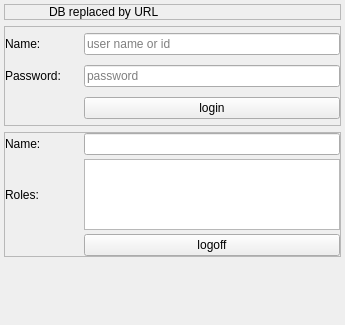
swift-project/pilotclient, file src/blackgui/components/dblogincomponent.ui: the form before one commit.
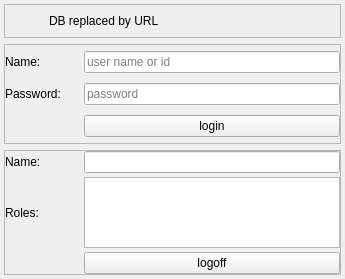
The form after the commit. Icons and pictures are not drawn.

Commit message: Mapping tool settings layout

What changed in the file:
```diff
--- a/src/blackgui/components/dblogincomponent.ui
+++ b/src/blackgui/components/dblogincomponent.ui
@@ -7,7 +7,7 @@
     <x>0</x>
     <y>0</y>
     <width>345</width>
-    <height>325</height>
+    <height>279</height>
    </rect>
   </property>
   <property name="windowTitle">
@@ -280,19 +280,6 @@
      </layout>
     </widget>
    </item>
-   <item>
-    <spacer name="verticalSpacer">
-     <property name="orientation">
-      <enum>Qt::Vertical</enum>
-     </property>
-     <property name="sizeHint" stdset="0">
-      <size>
-       <width>20</width>
-       <height>40</height>
-      </size>
-     </property>
-    </spacer>
-   </item>
   </layout>
  </widget>
  <resources>
```
The commit also changes 1 other file.
